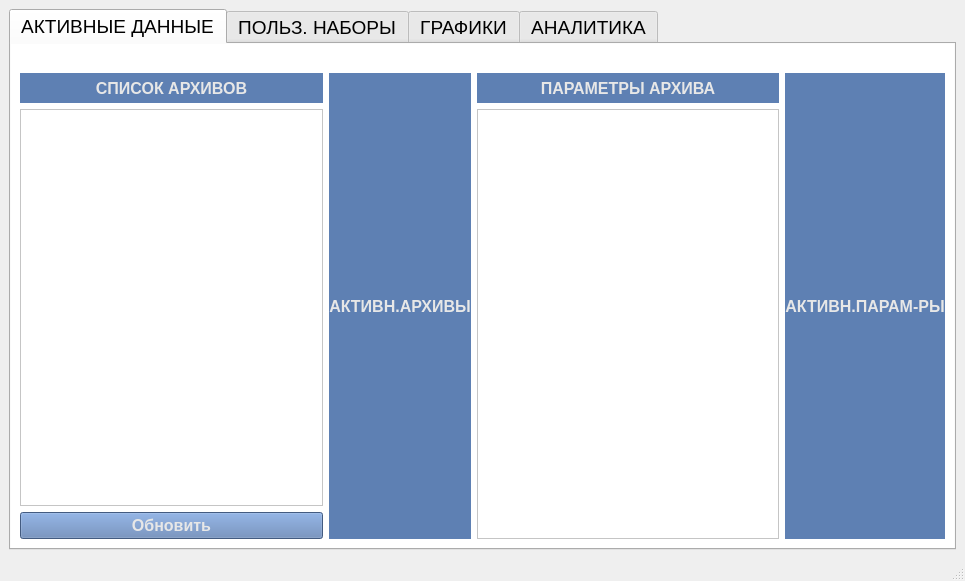
Old version of the form interface.ui in the repository victokryl2/ARCHIVES_VIEWER.
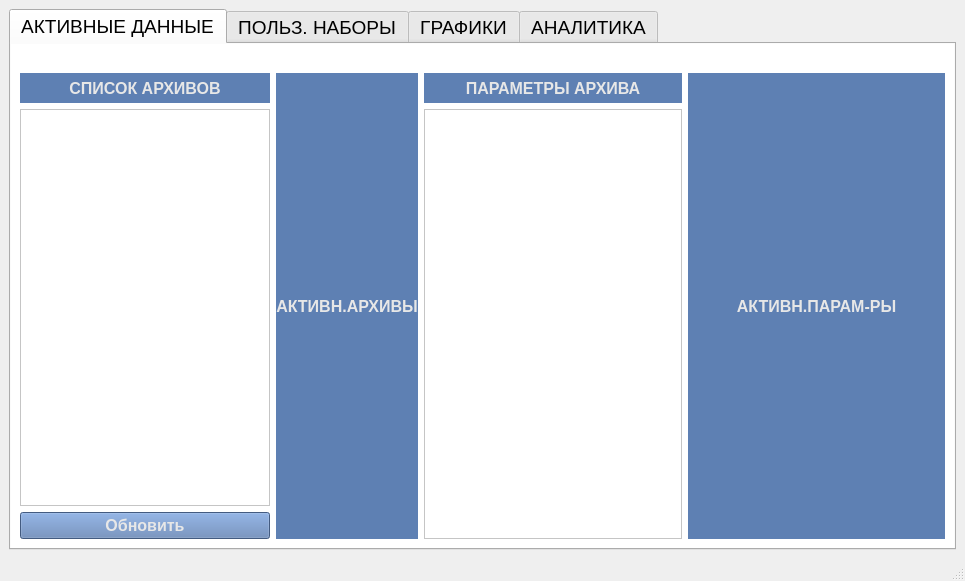
New version of the form.

Commit message: перемещение данных по разделам работает

Patch:
```diff
--- a/interface.ui
+++ b/interface.ui
@@ -81,14 +81,14 @@
              <item>
               <widget class="QLabel" name="label">
                <property name="sizePolicy">
-                <sizepolicy hsizetype="Preferred" vsizetype="Minimum">
+                <sizepolicy hsizetype="Minimum" vsizetype="Minimum">
                  <horstretch>0</horstretch>
                  <verstretch>0</verstretch>
                 </sizepolicy>
                </property>
                <property name="minimumSize">
                 <size>
-                 <width>0</width>
+                 <width>60</width>
                  <height>30</height>
                 </size>
                </property>
@@ -113,6 +113,18 @@
              </item>
              <item>
               <widget class="QScrollArea" name="scrollArea">
+               <property name="sizePolicy">
+                <sizepolicy hsizetype="Minimum" vsizetype="Expanding">
+                 <horstretch>0</horstretch>
+                 <verstretch>0</verstretch>
+                </sizepolicy>
+               </property>
+               <property name="minimumSize">
+                <size>
+                 <width>250</width>
+                 <height>0</height>
+                </size>
+               </property>
                <property name="widgetResizable">
                 <bool>true</bool>
                </property>
@@ -121,7 +133,7 @@
                  <rect>
                   <x>0</x>
                   <y>0</y>
-                  <width>290</width>
+                  <width>248</width>
                   <height>375</height>
                  </rect>
                 </property>
@@ -134,11 +146,17 @@
                    <item>
                     <widget class="QWidget" name="widget_5" native="true">
                      <property name="sizePolicy">
-                      <sizepolicy hsizetype="Preferred" vsizetype="Expanding">
+                      <sizepolicy hsizetype="Minimum" vsizetype="Expanding">
                        <horstretch>0</horstretch>
                        <verstretch>0</verstretch>
                       </sizepolicy>
                      </property>
+                     <property name="minimumSize">
+                      <size>
+                       <width>50</width>
+                       <height>0</height>
+                      </size>
+                     </property>
                      <property name="styleSheet">
                       <string notr="true">background-color: rgb(255, 255, 255);</string>
                      </property>
@@ -175,14 +193,14 @@
              <item>
               <widget class="QLabel" name="label_2">
                <property name="sizePolicy">
-                <sizepolicy hsizetype="Preferred" vsizetype="Minimum">
+                <sizepolicy hsizetype="Minimum" vsizetype="Minimum">
                  <horstretch>0</horstretch>
                  <verstretch>0</verstretch>
                 </sizepolicy>
                </property>
                <property name="minimumSize">
                 <size>
-                 <width>0</width>
+                 <width>60</width>
                  <height>30</height>
                 </size>
                </property>
@@ -212,7 +230,7 @@
              <item>
               <widget class="QLabel" name="label_3">
                <property name="sizePolicy">
-                <sizepolicy hsizetype="Preferred" vsizetype="Minimum">
+                <sizepolicy hsizetype="Expanding" vsizetype="Minimum">
                  <horstretch>0</horstretch>
                  <verstretch>0</verstretch>
                 </sizepolicy>
@@ -252,7 +270,7 @@
                  <rect>
                   <x>0</x>
                   <y>0</y>
-                  <width>289</width>
+                  <width>249</width>
                   <height>408</height>
                  </rect>
                 </property>
@@ -271,7 +289,7 @@
              <item>
               <widget class="QLabel" name="label_4">
                <property name="sizePolicy">
-                <sizepolicy hsizetype="Preferred" vsizetype="Minimum">
+                <sizepolicy hsizetype="Expanding" vsizetype="Minimum">
                  <horstretch>0</horstretch>
                  <verstretch>0</verstretch>
                 </sizepolicy>
```
The commit also changes 2 other files.
